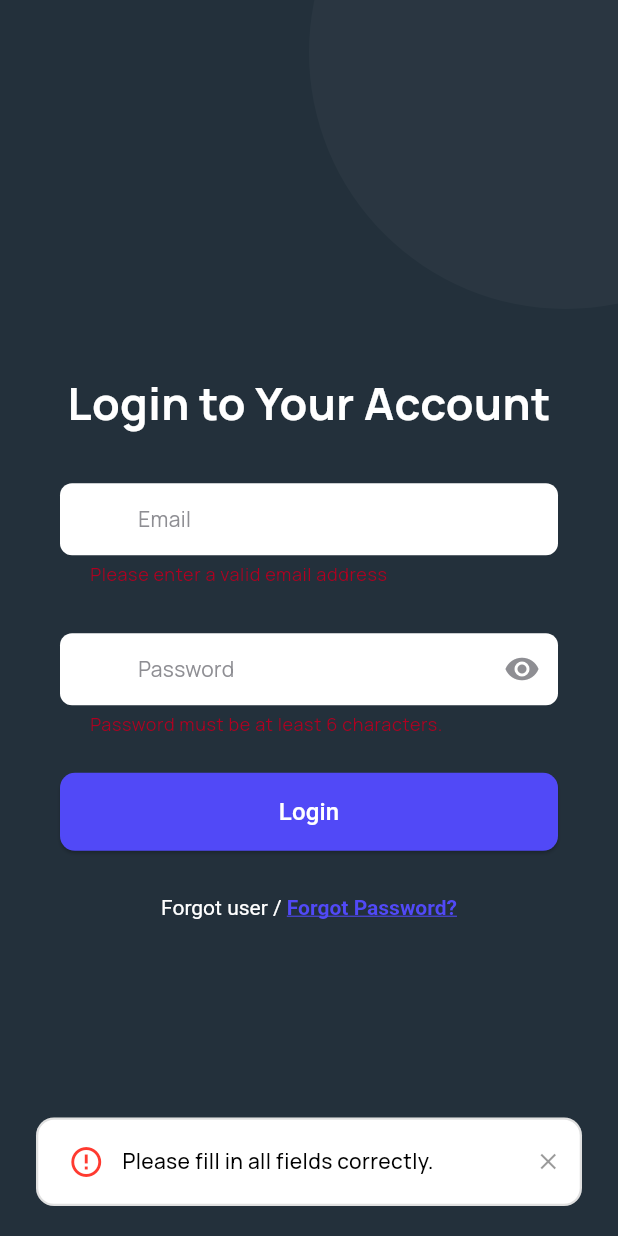
After one commit to Davidic-02/ease.monie, a Flutter app: the Login screen opened by its route, after a tap on "Login", on a phone screen of 412 x 824 dp. The commit adds this screen. Run offline on Flutter 3.47's test engine with Material 3 defaults, Android fonts, the phone set to English and light mode, and no system bars; drawn by our look-alikes of toastification; our stand-ins replace bloc, cloud_firestore, dio, email_validator, firebase_auth, firebase_core and 10 more; accounts and stored records are empty; generated files the repository leaves out were written again; Roboto replaces fonts that are missing (HelveticaRounded).

Commit message:
feat(login): add login screen UI

```diff
--- /dev/null
+++ b/lib/blocs/auth/auth_bloc.dart
@@ -0,0 +1,129 @@
+import 'dart:async';
+
+import 'package:bloc/bloc.dart';
+import 'package:cloud_firestore/cloud_firestore.dart';
+import 'package:email_validator/email_validator.dart';
+import 'package:esae_monie/enums/validator_error.dart';
+import 'package:esae_monie/services/logging_helper.dart';
+import 'package:esae_monie/services/persistence_services.dart';
+import 'package:firebase_auth/firebase_auth.dart';
+import 'package:formz/formz.dart';
+import 'package:freezed_annotation/freezed_annotation.dart';
+
+part 'auth_bloc.freezed.dart';
+part 'auth_event.dart';
+part 'auth_state.dart';
+
+class AuthBloc extends Bloc<AuthEvent, AuthState> {
+  final FirebaseAuth _auth;
+
+  AuthBloc(this._auth) : super(const AuthState()) {
+    on<_EmailChanged>(_emailChanged);
+    on<_PasswordChanged>(_passwordChanged);
+    on<_LoginSubmitted>(_loginSubmitted);
+    on<_ForgotPasswordRequested>(_onForgotPasswordRequested);
+    on<_ClearError>(_clearError);
+  }
+
+  void _clearError(_ClearError event, Emitter<AuthState> emit) {
+    emit(state.copyWith(errorMessage: null));
+  }
+
+  void _emailChanged(_EmailChanged event, Emitter<AuthState> emit) {
+    final email = EmailFormz.dirty(event.email);
+
+    emit(
+      state.copyWith(
+        email: email.isValid ? email : EmailFormz.pure(event.email),
+      ),
+    );
+  }
+
+  void _passwordChanged(_PasswordChanged event, Emitter<AuthState> emit) {
+    final password = PasswordFormz.dirty(event.password);
+    emit(
+      state.copyWith(
+        password: password.isValid
+            ? password
+            : PasswordFormz.pure(event.password),
+      ),
+    );
+  }
+
+  Future<void> _onForgotPasswordRequested(
+    _ForgotPasswordRequested event,
+    Emitter<AuthState> emit,
+  ) async {
+    if (!state.email.isValid) return;
+
+    emit(state.copyWith(resetPasswordStatus: FormzSubmissionStatus.inProgress));
+
+    try {
+      await _auth.sendPasswordResetEmail(email: event.email);
+      emit(
+        state.copyWith(
+          isResetEmailSent: true,
+          resetPasswordStatus: FormzSubmissionStatus.success,
+          errorMessage: null,
+        ),
+      );
+    } on FirebaseAuthException catch (e) {
+      emit(
+        state.copyWith(
+          errorMessage: e.message,
+          resetPasswordStatus: FormzSubmissionStatus.failure,
+          isResetEmailSent: false,
+        ),
+      );
+    } finally {
+      emit(state.copyWith(resetPasswordStatus: FormzSubmissionStatus.initial));
+    }
+  }
+
+  void _loginSubmitted(_LoginSubmitted event, Emitter<AuthState> emit) async {
+    if (state.loginStatus == FormzSubmissionStatus.inProgress) return;
+
+    if (!state.isLoginFormValid) {
+      emit(
+        state.copyWith(
+          email: EmailFormz.dirty(state.email.value),
+          password: PasswordFormz.dirty(state.password.value),
+          errorMessage: 'Please fill in all fields correctly.',
+        ),
+      );
+      return;
+    }
+    emit(state.copyWith(loginStatus: FormzSubmissionStatus.inProgress));
+    try {
+      final userCredential = await _auth.signInWithEmailAndPassword(
+        email: state.email.value,
+        password: state.password.value,
+      );
+      logInfo('User logged in successfully: ${userCredential.user?.uid}');
+      final uid = userCredential.user?.uid;
+      final docSnapshot = await FirebaseFirestore.instance
+          .collection('users')
+          .doc(uid)
+          .get();
+      final fullName = docSnapshot.data()?['fullName'];
+      await PersistenceService().saveUserName(fullName);
+      final userEmail = docSnapshot.data()?['email'];
+      await PersistenceService().saveUserEmail(userEmail);
+      emit(
+        state.copyWith(
+          loginStatus: FormzSubmissionStatus.success,
+          errorMessage: null,
+        ),
+      );
+      PersistenceService().saveSignInStatus(true);
+    } on FirebaseAuthException catch (error, trace) {
+      logError(error, trace);
+      emit(
+        state.copyWith(
+          loginStatus: FormzSubmissionStatus.failure,
+          errorMessage: error.message ?? 'Login Failed',
+        ),
+      );
+    }
+  }
+}
--- /dev/null
+++ b/lib/blocs/auth/auth_event.dart
@@ -0,0 +1,12 @@
+part of 'auth_bloc.dart';
+
+@freezed
+class AuthEvent with _$AuthEvent {
+  const factory AuthEvent() = _AuthEvent;
+  const factory AuthEvent.emailChanged(String email) = _EmailChanged;
+  const factory AuthEvent.passwordChanged(String password) = _PasswordChanged;
+  const factory AuthEvent.loginSubmitted() = _LoginSubmitted;
+  const factory AuthEvent.clearError(String? message) = _ClearError;
+  const factory AuthEvent.forgotPasswordRequested(String email) =
+      _ForgotPasswordRequested;
+}
--- /dev/null
+++ b/lib/blocs/auth/auth_state.dart
@@ -0,0 +1,58 @@
+part of 'auth_bloc.dart';
+
+@freezed
+abstract class AuthState with _$AuthState {
+  const AuthState._();
+
+  const factory AuthState({
+    @Default(EmailFormz.pure()) EmailFormz email,
+    @Default(PasswordFormz.pure()) PasswordFormz password,
+    @Default(FormzSubmissionStatus.initial) FormzSubmissionStatus loginStatus,
+    @Default(FormzSubmissionStatus.initial)
+    FormzSubmissionStatus resetPasswordStatus,
+    String? errorMessage,
+    @Default(false) bool isResetEmailSent,
+  }) = _AuthState;
+
+  bool get isLoginFormValid => email.isValid && password.isValid;
+}
+
+//==============================================================================
+// FORMZ -  EMAIL
+//==============================================================================
+
+class EmailFormz extends FormzInput<String, ValidationError> {
+  const EmailFormz.pure([super.value = '']) : super.pure();
+  const EmailFormz.dirty([super.value = '']) : super.dirty();
+
+  @override
+  ValidationError? validator(String? value) {
+    if (value == null || value.isEmpty) return ValidationError.empty;
+
+    if (!EmailValidator.validate(value.trim())) {
+      return ValidationError.invalid;
+    }
+
+    return null;
+  }
+}
+
+//==============================================================================
+// FORMZ -  Password
+//==============================================================================
+
+class PasswordFormz extends FormzInput<String, ValidationError> {
+  const PasswordFormz.pure([super.value = '']) : super.pure();
+  const PasswordFormz.dirty([super.value = '']) : super.dirty();
+
+  @override
+  ValidationError? validator(String? value) {
+    if (value == null || value.isEmpty) return ValidationError.empty;
+
+    if (value.length < 6) {
+      return ValidationError.short;
+    }
+
+    return null;
+  }
+}
--- a/lib/main.dart
+++ b/lib/main.dart
@@ -1,3 +1,4 @@
+import 'package:esae_monie/blocs/auth/auth_bloc.dart';
 import 'package:esae_monie/blocs/onboarding/onboarding_bloc.dart';
 import 'package:esae_monie/constants/theme_data.dart';
 import 'package:esae_monie/presentation/screens/onboarding/splash_screen.dart';
@@ -28,6 +29,9 @@ class MyApp extends StatelessWidget {
         BlocProvider<OnBoardingBloc>(
           create: (context) => OnBoardingBloc(FirebaseAuth.instance),
         ),
+        BlocProvider<AuthBloc>(
+          create: (context) => AuthBloc(FirebaseAuth.instance),
+        ),
       ],
       child: ValueListenableBuilder<ThemeMode>(
         valueListenable: ThemeService.themeModeNotifier,
--- /dev/null
+++ b/lib/presentation/screens/onboarding/sign_In.dart
@@ -0,0 +1,225 @@
+import 'package:esae_monie/blocs/auth/auth_bloc.dart';
+import 'package:esae_monie/constants/app_colors.dart';
+import 'package:esae_monie/constants/app_spacing.dart';
+import 'package:esae_monie/presentation/screens/onboarding/sign_up.dart';
+import 'package:esae_monie/presentation/widgets/button.dart';
+import 'package:esae_monie/presentation/widgets/custom_text_form_field.dart';
+import 'package:esae_monie/services/toast_services.dart';
+import 'package:flutter/gestures.dart';
+import 'package:flutter/material.dart';
+//import 'package:flutter/src/widgets/framework.dart';
+import 'package:flutter_hooks/flutter_hooks.dart';
+import 'package:flutter_bloc/flutter_bloc.dart';
+import 'package:flutter_svg/flutter_svg.dart';
+import 'package:formz/formz.dart';
+import 'package:esae_monie/presentation/screens/forgot_password.dart';
+
+class Login extends HookWidget {
+  const Login({super.key});
+
+  static const String routeName = 'Login';
+  @override
+  Widget build(BuildContext context) {
+    final emailFocusNode = useFocusNode();
+    final passwordFocusNode = useFocusNode();
+    final obscurePassword = useState(false);
+    final formKey = useMemoized(() => GlobalKey<FormState>());
+
+    return Scaffold(
+      backgroundColor: const Color(0xFF23303B),
+      body: BlocBuilder<AuthBloc, AuthState>(
+        buildWhen: (previous, current) =>
+            _loginBuildWhen(context, previous, current),
+        builder: (context, state) {
+          return Stack(
+            children: [
+              SingleChildScrollView(
+                physics: const BouncingScrollPhysics(),
+                child: Padding(
+                  padding: const EdgeInsets.symmetric(horizontal: 40),
+                  child: Form(
+                    key: formKey,
+                    child: Column(
+                      crossAxisAlignment: CrossAxisAlignment.start,
+                      children: [
+                        SizedBox(
+                          height: MediaQuery.of(context).size.height * .3,
+                        ),
+                        const Center(
+                          child: Text(
+                            'Login to Your Account',
+                            style: TextStyle(
+                              color: AppColors.whiteColor,
+                              fontSize: 30,
+                              fontWeight: FontWeight.bold,
+                            ),
+                          ),
+                        ),
+                        AppSpacing.verticalSpaceSmall,
+
+                        // EMAIL FIELD
+                        CustomTextFormField(
+                          focusNode: emailFocusNode,
+                          hintText: 'Email',
+                          textInputAction: TextInputAction.next,
+                          keyboardType: TextInputType.emailAddress,
+                          fillColor: AppColors.whiteColor,
+                          onChanged: (value) => context.read<AuthBloc>().add(
+                            AuthEvent.emailChanged(value),
+                          ),
+                          errorText:
+                              !state.email.isPure && state.email.isNotValid
+                              ? "Please enter a valid email address"
+                              : null,
+                        ),
+
+                        AppSpacing.verticalSpaceSmall,
+
+                        // PASSWORD FIELD
+                        CustomTextFormField(
+                          focusNode: passwordFocusNode,
+                          textInputAction: TextInputAction.done,
+                          hintText: 'Password',
+                          keyboardType: TextInputType.text,
+                          fillColor: AppColors.whiteColor,
+                          obscureText: !obscurePassword.value,
+                          isPassword: true,
+                          errorText:
+                              !state.password.isPure &&
+                                  state.password.isNotValid
+                              ? "Password must be at least 6 characters."
+                              : null,
+                          onSuffixIconPressed: () {
+                            obscurePassword.value = !obscurePassword.value;
+                          },
+                          onChanged: (value) => context.read<AuthBloc>().add(
+                            AuthEvent.passwordChanged(value),
+                          ),
+                        ),
+
+                        AppSpacing.verticalSpaceLarge,
+
+                        // LOGIN BUTTON
+                        Button(
+                          'Login',
+                          onPressed: () {
+                            context.read<AuthBloc>().add(
+                              const AuthEvent.loginSubmitted(),
+                            );
+                          },
+                          busy:
+                              state.loginStatus ==
+                              FormzSubmissionStatus.inProgress,
+                        ),
+                        AppSpacing.verticalSpaceHuge,
+
+                        Center(
+                          child: RichText(
+                            text: TextSpan(
+                              children: [
+                                TextSpan(
+                                  text: "Forgot user / ",
+                                  style: const TextStyle(color: Colors.white),
+                                  recognizer: TapGestureRecognizer()
+                                    ..onTap = () {
+                                      // If you want a Forgot Username page later
+                                      print('Forgot user tapped');
+                                    },
+                                ),
+                                TextSpan(
+                                  text: "Forgot Password?",
+                                  style: const TextStyle(
+                                    color: AppColors.primaryColor,
+                                    decoration: TextDecoration.underline,
+                                    fontWeight: FontWeight.bold,
+                                  ),
+                                  recognizer: TapGestureRecognizer()
+                                    ..onTap = () {
+                                      Navigator.pushNamed(
+                                        context,
+                                        ForgotPasswordScreen.routeName,
+                                      );
+                                    },
+                                ),
+                              ],
+                            ),
+                          ),
+                        ),
+
+                        AppSpacing.verticalSpaceMassive,
+                        AppSpacing.verticalSpaceMassive,
+                        AppSpacing.verticalSpaceMassive,
+                        AppSpacing.verticalSpaceMassive,
+                        AppSpacing.verticalSpaceMassive,
+                        AppSpacing.verticalSpaceMassive,
+                        Center(
+                          child: RichText(
+                            text: TextSpan(
+                              children: [
+                                const TextSpan(text: "Don’t have an account? "),
+                                TextSpan(
+                                  text: "Sign Up",
+                                  style: const TextStyle(
+                                    color: AppColors.primaryColor,
+                                    decoration: TextDecoration.underline,
+                                    fontWeight: FontWeight.bold,
+                                  ),
+
+                                  recognizer: TapGestureRecognizer()
+                                    ..onTap = () {
+                                      Navigator.pushNamed(
+                                        context,
+                                        SignUpScreen.routeName,
+                                      );
+                                    },
+                                ),
+                              ],
+                            ),
+                          ),
+                        ),
+                      ],
+                    ),
+                  ),
+                ),
+              ),
+
+              Positioned(
+                right: 0,
+                child: SvgPicture.asset('assets/svgs/ellipse.svg'),
+              ),
+            ],
+          );
+        },
+      ),
+    );
+  }
+
+  bool _loginBuildWhen(
+    BuildContext context,
+    AuthState previous,
+    AuthState current,
+  ) {
+    if (previous.loginStatus != current.loginStatus &&
+        current.loginStatus.isSuccess) {
+      ToastService.toast('Login In Successful');
+      return true;
+    }
+
+    if (previous.errorMessage != current.errorMessage &&
+        current.errorMessage != null) {
+      ToastService.toast('${current.errorMessage}', ToastType.error);
+      context.read<AuthBloc>().add(AuthEvent.clearError(null));
+      return true;
+    }
+    if (previous.loginStatus != current.loginStatus) {
+      return true;
+    }
+
+    if (previous.email != current.email ||
+        previous.password != current.password) {
+      return true;
+    }
+
+    return false;
+  }
+}
--- a/lib/router/app_routes.dart
+++ b/lib/router/app_routes.dart
@@ -1,12 +1,17 @@
+//import 'package:esae_monie/presentation/screens/onboarding/forgot_password.dart';
 import 'package:esae_monie/presentation/screens/onboarding/onboarding.dart';
+import 'package:esae_monie/presentation/screens/onboarding/sign_In.dart';
 import 'package:esae_monie/presentation/screens/onboarding/sign_up.dart';
 import 'package:esae_monie/presentation/screens/onboarding/splash_screen.dart';
 import 'package:flutter/material.dart';
+import 'package:esae_monie/presentation/screens/forgot_password.dart';
 
 class AppRoutes {
   static Map<String, Widget Function(BuildContext)> get routes => {
     SplashScreen.routeName: (context) => const SplashScreen(),
     Onboarding.routeName: (context) => const Onboarding(),
     SignUpScreen.routeName: (context) => const SignUpScreen(),
+    ForgotPasswordScreen.routeName: (context) => const ForgotPasswordScreen(),
+    Login.routeName: (context) => const Login(),
   };
 }
```
Also changed, not shown: lib/presentation/screens/forgot_password.dart (added, +96 -0 lines), lib/presentation/screens/onboarding/sign_up.dart (+10 -0 lines), pubspec.lock, 3 other files.
